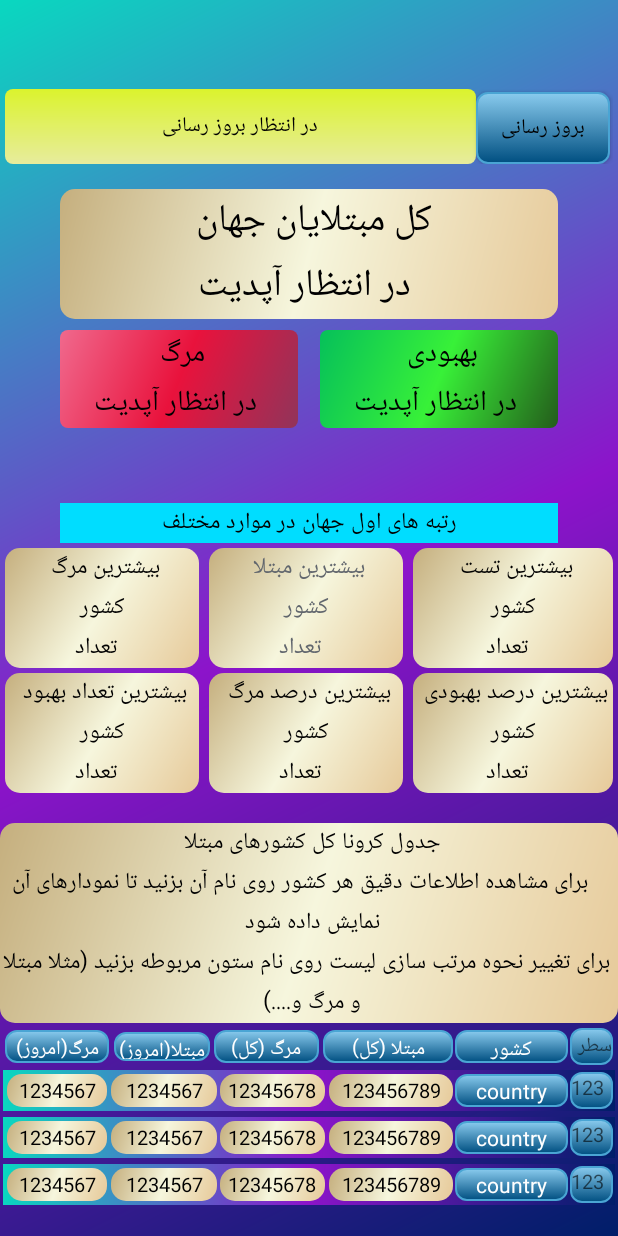
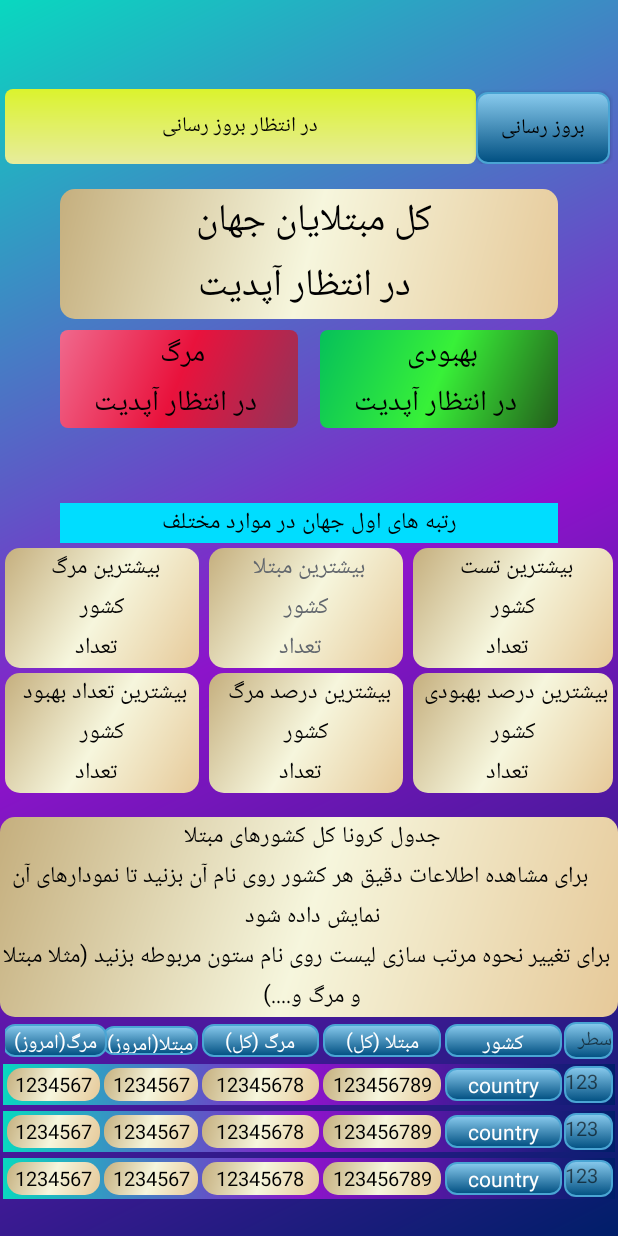
Before and after one commit to hamidsadeghi1234/coronastatus, an Android app: the layout activity_main.xml on its own in the app's theme, with its tools: preview values and no code run, on a phone screen of 412 x 824 dp. Run offline under Robolectric (Android 15) with nearby library versions, the phone set to English and light mode, and no system bars.

Commit message:
اصلاح اندازه ستون های لیست

```diff
--- a/app/src/main/res/layout/activity_main.xml
+++ b/app/src/main/res/layout/activity_main.xml
@@ -247,14 +247,15 @@
             android:id="@+id/table_guide_tv"
             android:layout_width="match_parent"
             android:layout_height="wrap_content"
-            android:layout_marginTop="20dp"
+            android:layout_marginTop="16dp"
+            android:background="@drawable/beige_curve_corners"
             android:maxLines="10"
+            android:text="جدول کرونا کل کشورهای مبتلا \n   برای مشاهده اطلاعات دقیق هر کشور روی نام آن بزنید تا نمودارهای آن نمایش داده شود \n برای تغییر نحوه مرتب سازی لیست روی نام ستون مربوطه بزنید (مثلا مبتلا و مرگ و....) "
             android:textAlignment="center"
-            android:background="@drawable/beige_curve_corners"
+            android:textColor="@android:color/black"
             android:textSize="15dp"
-            android:textColor="@android:color/black"
-            android:text="جدول کرونا کل کشورهای مبتلا \n   برای مشاهده اطلاعات دقیق هر کشور روی نام آن بزنید تا نمودارهای آن نمایش داده شود \n برای تغییر نحوه مرتب سازی لیست روی نام ستون مربوطه بزنید (مثلا مبتلا و مرگ و....) "
             app:layout_constraintEnd_toEndOf="parent"
+            app:layout_constraintHorizontal_bias="1.0"
             app:layout_constraintStart_toStartOf="parent"
             app:layout_constraintTop_toBottomOf="@+id/max_deaths_percent_tv" />
 
@@ -280,7 +281,7 @@
                 android:textSize="13dp"
                 app:layout_constraintBottom_toBottomOf="parent"
                 app:layout_constraintEnd_toEndOf="parent"
-                app:layout_constraintStart_toStartOf="@id/guideline0"
+                app:layout_constraintStart_toStartOf="@id/guideline1"
                 app:layout_constraintTop_toTopOf="parent" />
 
             <TextView
@@ -294,8 +295,8 @@
                 android:textAlignment="center"
                 android:textColor="@android:color/white"
                 app:layout_constraintBottom_toBottomOf="parent"
-                app:layout_constraintEnd_toStartOf="@+id/guideline0"
-                app:layout_constraintStart_toEndOf="@+id/cases_tv"
+                app:layout_constraintEnd_toStartOf="@+id/guideline1"
+                app:layout_constraintStart_toEndOf="@+id/guideline2"
                 app:layout_constraintTop_toTopOf="parent" />
 
             <TextView
@@ -310,8 +311,8 @@
                 android:textColor="@android:color/white"
                 android:textSize="13dp"
                 app:layout_constraintBottom_toBottomOf="parent"
-                app:layout_constraintEnd_toStartOf="@+id/guideline1"
-                app:layout_constraintStart_toStartOf="@+id/guideline2"
+                app:layout_constraintEnd_toStartOf="@+id/guideline2"
+                app:layout_constraintStart_toStartOf="@+id/guideline3"
                 app:layout_constraintTop_toTopOf="parent" />
 
             <TextView
@@ -326,24 +327,10 @@
                 android:textColor="@android:color/white"
                 android:textSize="13dp"
                 app:layout_constraintBottom_toBottomOf="parent"
-                app:layout_constraintEnd_toStartOf="@+id/guideline2"
-                app:layout_constraintStart_toStartOf="@+id/guideline5"
+                app:layout_constraintEnd_toStartOf="@+id/guideline3"
+                app:layout_constraintStart_toStartOf="@+id/guideline4"
                 app:layout_constraintTop_toTopOf="parent" />
 
-            <TextView
-                android:id="@+id/recovered_tv"
-                android:layout_width="0dp"
-                android:layout_height="0dp"
-                android:layout_margin="1dp"
-                android:background="@drawable/bg_btn"
-                android:padding="1dp"
-                android:text="بهبود"
-                android:textAlignment="center"
-                android:textColor="@android:color/white"
-                android:textSize="13dp"
-                app:layout_constraintBottom_toBottomOf="parent"
-                app:layout_constraintEnd_toStartOf="@+id/guideline5"
-                app:layout_constraintStart_toStartOf="@+id/guideline6" />
 
             <TextView
                 android:id="@+id/cases_today_tv"
@@ -357,9 +344,9 @@
                 android:textColor="@android:color/white"
                 android:textSize="13dp"
                 app:layout_constraintBottom_toBottomOf="parent"
-                app:layout_constraintEnd_toStartOf="@+id/guideline5"
+                app:layout_constraintEnd_toStartOf="@+id/guideline4"
                 app:layout_constraintHorizontal_bias="1.0"
-                app:layout_constraintStart_toStartOf="@+id/guideline7"
+                app:layout_constraintStart_toStartOf="@+id/guideline5"
                 app:layout_constraintTop_toTopOf="parent" />
 
             <TextView
@@ -374,51 +361,46 @@
                 android:textColor="@android:color/white"
                 android:textSize="13dp"
                 app:layout_constraintBottom_toBottomOf="parent"
-                app:layout_constraintEnd_toStartOf="@+id/guideline7"
+                app:layout_constraintEnd_toStartOf="@+id/guideline5"
                 app:layout_constraintStart_toStartOf="parent"
                 app:layout_constraintTop_toTopOf="parent" />
-
             <androidx.constraintlayout.widget.Guideline
                 android:id="@+id/guideline1"
                 android:layout_width="wrap_content"
                 android:layout_height="wrap_content"
                 android:orientation="vertical"
-                app:layout_constraintGuide_percent="0.74" />
+                app:layout_constraintGuide_percent="0.92" />
 
-            <androidx.constraintlayout.widget.Guideline
-                android:id="@+id/guideline0"
-                android:layout_width="wrap_content"
-                android:layout_height="wrap_content"
-                android:orientation="vertical"
-                app:layout_constraintGuide_percent="0.93" />
 
             <androidx.constraintlayout.widget.Guideline
                 android:id="@+id/guideline2"
                 android:layout_width="wrap_content"
                 android:layout_height="wrap_content"
                 android:orientation="vertical"
+                app:layout_constraintGuide_percent="0.72" />
+
+
+            <androidx.constraintlayout.widget.Guideline
+                android:id="@+id/guideline3"
+                android:layout_width="wrap_content"
+                android:layout_height="wrap_content"
+                android:orientation="vertical"
                 app:layout_constraintGuide_percent="0.52" />
+
+            <androidx.constraintlayout.widget.Guideline
+                android:id="@+id/guideline4"
+                android:layout_width="wrap_content"
+                android:layout_height="wrap_content"
+                android:orientation="vertical"
+                app:layout_constraintGuide_percent="0.32" />
+
 
             <androidx.constraintlayout.widget.Guideline
                 android:id="@+id/guideline5"
                 android:layout_width="wrap_content"
                 android:layout_height="wrap_content"
                 android:orientation="vertical"
-                app:layout_constraintGuide_percent="0.34" />
-
-            <androidx.constraintlayout.widget.Guideline
-                android:id="@+id/guideline6"
-                android:layout_width="wrap_content"
-                android:layout_height="wrap_content"
-                android:orientation="vertical"
-                app:layout_constraintGuide_percent="0.28" />
-
-            <androidx.constraintlayout.widget.Guideline
-                android:id="@+id/guideline7"
-                android:layout_width="wrap_content"
-                android:layout_height="wrap_content"
-                android:orientation="vertical"
-                app:layout_constraintGuide_percent="0.17" />
+                app:layout_constraintGuide_percent="0.16" />
         </androidx.constraintlayout.widget.ConstraintLayout>
 
         <androidx.recyclerview.widget.RecyclerView
--- a/app/src/main/res/layout/country_item.xml
+++ b/app/src/main/res/layout/country_item.xml
@@ -21,7 +21,7 @@
         android:textColor="@android:color/white"
         app:layout_constraintBottom_toBottomOf="parent"
         app:layout_constraintEnd_toEndOf="parent"
-        app:layout_constraintStart_toStartOf="@id/guideline0"
+        app:layout_constraintStart_toStartOf="@id/guideline1"
         app:layout_constraintTop_toTopOf="parent" />
 
     <TextView
@@ -35,8 +35,8 @@
         android:textAlignment="center"
         android:textColor="@android:color/white"
         app:layout_constraintBottom_toBottomOf="parent"
-        app:layout_constraintEnd_toStartOf="@+id/guideline0"
-        app:layout_constraintStart_toEndOf="@+id/cases_tv"
+        app:layout_constraintEnd_toStartOf="@+id/guideline1"
+        app:layout_constraintStart_toEndOf="@+id/guideline2"
         app:layout_constraintTop_toTopOf="parent" />
 
     <TextView
@@ -51,8 +51,8 @@
         android:textColor="@android:color/black"
         android:textSize="13dp"
         app:layout_constraintBottom_toBottomOf="parent"
-        app:layout_constraintEnd_toStartOf="@+id/guideline1"
-        app:layout_constraintStart_toStartOf="@+id/guideline2"
+        app:layout_constraintEnd_toStartOf="@+id/guideline2"
+        app:layout_constraintStart_toStartOf="@+id/guideline3"
         app:layout_constraintTop_toTopOf="parent" />
 
     <TextView
@@ -67,8 +67,8 @@
         android:textColor="@android:color/black"
         android:textSize="13dp"
         app:layout_constraintBottom_toBottomOf="parent"
-        app:layout_constraintEnd_toStartOf="@+id/guideline2"
-        app:layout_constraintStart_toStartOf="@+id/guideline5"
+        app:layout_constraintEnd_toStartOf="@+id/guideline3"
+        app:layout_constraintStart_toStartOf="@+id/guideline4"
         app:layout_constraintTop_toTopOf="parent" />
 
     <TextView
@@ -83,8 +83,8 @@
         android:textColor="@android:color/black"
         android:textSize="13dp"
         app:layout_constraintBottom_toBottomOf="parent"
-        app:layout_constraintEnd_toStartOf="@+id/guideline6"
-        app:layout_constraintStart_toStartOf="@+id/guideline7"
+        app:layout_constraintEnd_toStartOf="@+id/guideline4"
+        app:layout_constraintStart_toStartOf="@+id/guideline5"
         app:layout_constraintTop_toTopOf="parent" />
 
     <TextView
@@ -99,49 +99,44 @@
         android:textColor="@android:color/black"
         android:textSize="13dp"
         app:layout_constraintBottom_toBottomOf="parent"
-        app:layout_constraintEnd_toStartOf="@+id/guideline7"
+        app:layout_constraintEnd_toStartOf="@+id/guideline5"
         app:layout_constraintStart_toStartOf="parent"
         app:layout_constraintTop_toTopOf="parent" />
+
 
     <androidx.constraintlayout.widget.Guideline
         android:id="@+id/guideline1"
         android:layout_width="wrap_content"
         android:layout_height="wrap_content"
         android:orientation="vertical"
-        app:layout_constraintGuide_percent="0.74" />
-
-    <androidx.constraintlayout.widget.Guideline
-        android:id="@+id/guideline0"
-        android:layout_width="wrap_content"
-        android:layout_height="wrap_content"
-        android:orientation="vertical"
-        app:layout_constraintGuide_percent="0.93" />
+        app:layout_constraintGuide_percent="0.92" />
 
     <androidx.constraintlayout.widget.Guideline
         android:id="@+id/guideline2"
         android:layout_width="wrap_content"
         android:layout_height="wrap_content"
         android:orientation="vertical"
-        app:layout_constraintGuide_percent="0.53" />
+        app:layout_constraintGuide_percent="0.72" />
+
+    <androidx.constraintlayout.widget.Guideline
+        android:id="@+id/guideline3"
+        android:layout_width="wrap_content"
+        android:layout_height="wrap_content"
+        android:orientation="vertical"
+        app:layout_constraintGuide_percent="0.52" />
+
+    <androidx.constraintlayout.widget.Guideline
+        android:id="@+id/guideline4"
+        android:layout_width="wrap_content"
+        android:layout_height="wrap_content"
+        android:orientation="vertical"
+        app:layout_constraintGuide_percent="0.32" />
+
 
     <androidx.constraintlayout.widget.Guideline
         android:id="@+id/guideline5"
         android:layout_width="wrap_content"
         android:layout_height="wrap_content"
         android:orientation="vertical"
-        app:layout_constraintGuide_percent="0.35" />
-
-    <androidx.constraintlayout.widget.Guideline
-        android:id="@+id/guideline6"
-        android:layout_width="wrap_content"
-        android:layout_height="wrap_content"
-        android:orientation="vertical"
-        app:layout_constraintGuide_end="263dp" />
-
-    <androidx.constraintlayout.widget.Guideline
-        android:id="@+id/guideline7"
-        android:layout_width="wrap_content"
-        android:layout_height="wrap_content"
-        android:orientation="vertical"
-        app:layout_constraintGuide_end="336dp" />
+        app:layout_constraintGuide_percent="0.16" />
 </androidx.constraintlayout.widget.ConstraintLayout>
```
